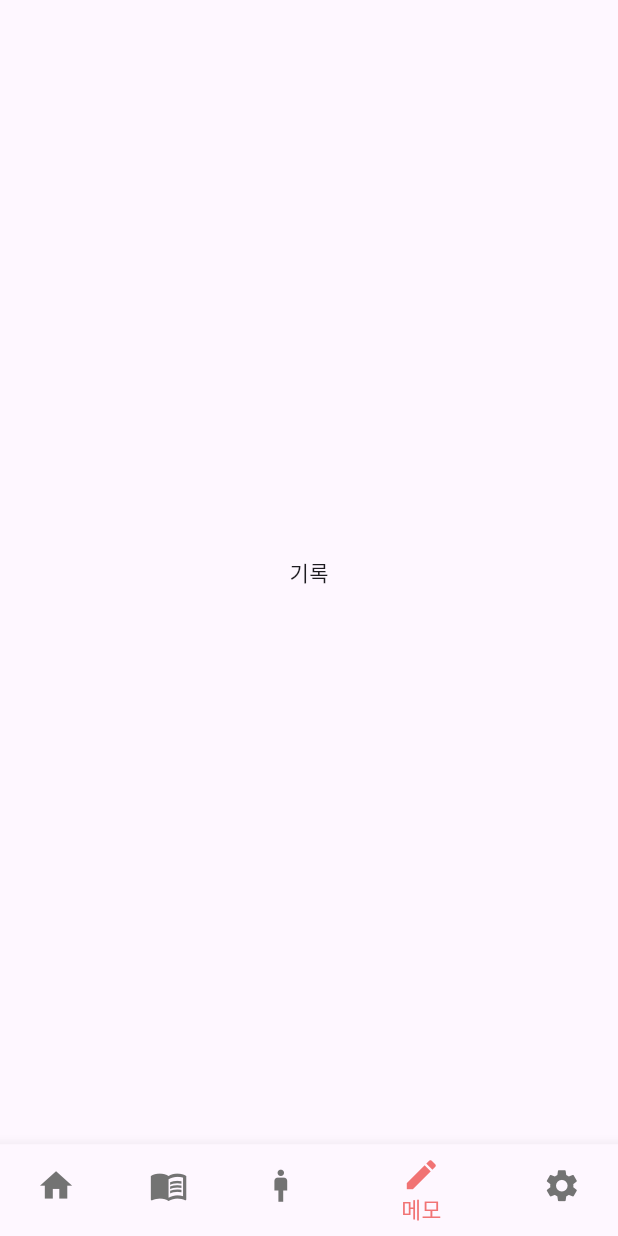
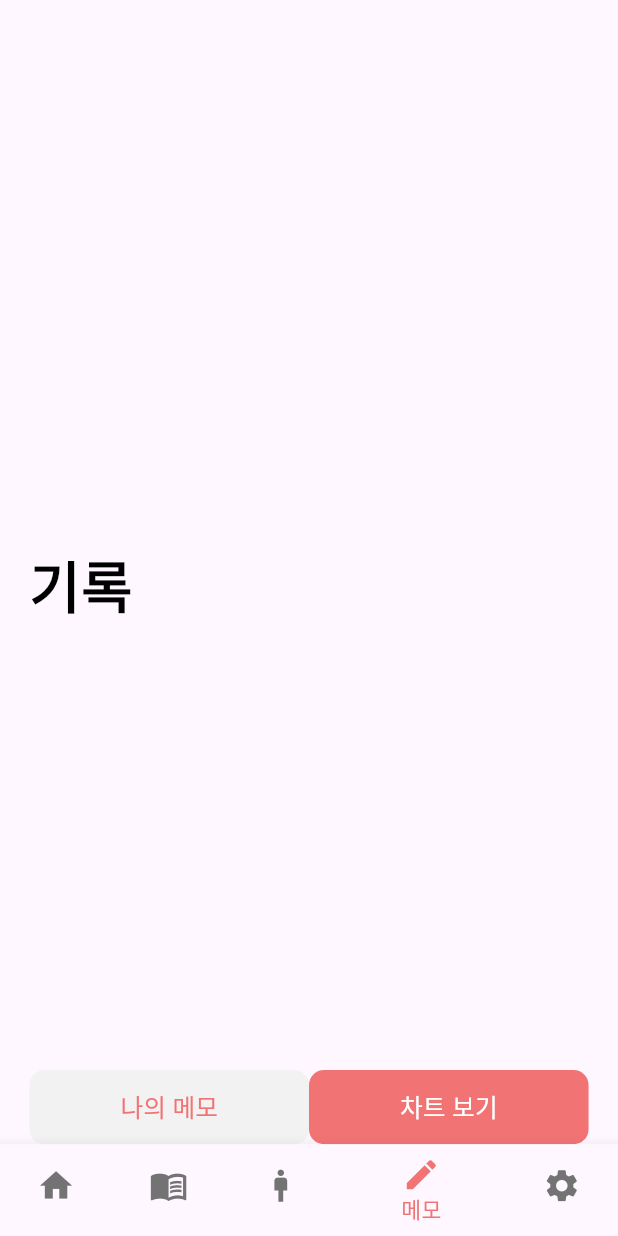
Before and after one commit to yoon-0409/pr30ject, a Flutter app: the screen it shows after launch, item 4 of the bottom bar chosen, on a phone screen of 412 x 824 dp. Run offline on Flutter 3.47's test engine with Material 3 defaults, Android fonts, the light colour scheme and no system bars; missing offline and left inert: dart:ffi; Roboto replaces fonts that are missing (Pretendard).

Commit message:
기록 페이지 연동

```diff
--- a/lib/page_resources/memo_page_resources/memo_screen.dart
+++ b/lib/page_resources/memo_page_resources/memo_screen.dart
@@ -1,15 +1,119 @@
+import 'package:flutter/cupertino.dart';
 import 'package:flutter/material.dart';
 
-class MyMemo extends StatefulWidget {
-  const MyMemo({super.key});
+class MemoPage extends StatefulWidget {
+  final double paddingSize;
+
+  const MemoPage({Key? key, required this.paddingSize}) : super(key: key);
 
   @override
-  State<MyMemo> createState() => _MyMemoState();
+  State<MemoPage> createState() => _MyLibraryState();
 }
 
-class _MyMemoState extends State<MyMemo> {
+class _MyLibraryState extends State<MemoPage> {
+  int _selectedIndex = 0;
+
+  bool viewStack = false;
+
+  void _toggleButton() {
+    setState(() {
+      viewStack = !viewStack;
+    });
+  }
+
   @override
   Widget build(BuildContext context) {
-    return Container();
+    var screenSize = MediaQuery.of(context).size;
+    var paddingSize = widget.paddingSize;
+
+    final stackBookStyle = TextStyle(
+      fontSize: screenSize.height * 0.02,
+      fontWeight: FontWeight.w500,
+    );
+
+    return Scaffold(
+      appBar: AppBar(
+        actions: [],
+      ),
+      body: Container(
+        padding: EdgeInsets.fromLTRB(paddingSize, 10, paddingSize, 0),
+        child: Column(
+          children: [
+            Flexible(
+              flex: 10,
+              child: Container(
+                alignment: Alignment.centerLeft,
+                child: Text(
+                  '기록',
+                  style: TextStyle(
+                    fontSize: screenSize.height * 0.045,
+                    fontWeight: FontWeight.w800,
+                    color: Colors.black,
+                  ),
+                ),
+              ),
+            ),
+            Row(
+              children: [
+                Container(
+                  height: screenSize.height * 0.06,
+                  width: screenSize.width * 0.5 - paddingSize,
+                  child: ElevatedButton(
+                    onPressed: () {
+                      if (viewStack == false) {
+                        _toggleButton();
+                        print(viewStack);
+                      }
+                    },
+                    style: ElevatedButton.styleFrom(
+                      elevation: 0,
+                      backgroundColor:
+                          viewStack ? Color(0xfff17374) : Color(0xfff2f2f2),
+                      foregroundColor:
+                          viewStack ? Colors.white : Color(0xfff17374),
+                      shape: RoundedRectangleBorder(
+                        borderRadius: BorderRadius.circular(10),
+                      ),
+                    ),
+                    child: Text(
+                      '나의 메모',
+                      style: stackBookStyle,
+                    ),
+                  ),
+                ),
+                Container(
+                  height: screenSize.height * 0.06,
+                  width: screenSize.width * 0.5 - paddingSize,
+                  child: ElevatedButton(
+                    onPressed: () {
+                      if (viewStack == true) {
+                        _toggleButton();
+                        print(viewStack);
+                      }
+                    },
+                    style: ElevatedButton.styleFrom(
+                      elevation: 0,
+                      backgroundColor: viewStack == false
+                          ? Color(0xfff17374)
+                          : Color(0xfff2f2f2),
+                      foregroundColor: viewStack == false
+                          ? Colors.white
+                          : Color(0xfff17374),
+                      shape: RoundedRectangleBorder(
+                        borderRadius: BorderRadius.circular(10),
+                      ),
+                    ),
+                    child: Text(
+                      '차트 보기',
+                      style: stackBookStyle,
+                    ),
+                  ),
+                ),
+              ],
+            ),
+          ],
+        ),
+      ),
+    );
   }
 }
--- a/lib/src/my_app.dart
+++ b/lib/src/my_app.dart
@@ -3,6 +3,7 @@
 import 'package:flutter/material.dart';
 import 'package:pr30ject_modified/page_resources/home_page_resources/home_screen.dart';
 import 'package:pr30ject_modified/page_resources/character_page_resources/character_screen.dart';
+import 'package:pr30ject_modified/page_resources/memo_page_resources/memo_screen.dart';
 import 'package:pr30ject_modified/src/bottom_navigation_bar.dart';
 
 import '../page_resources/library_page_resources/library_screen.dart';
@@ -13,7 +14,7 @@ List screens(var paddingSize) {
     HomeMain(paddingSize: paddingSize),
     MyLibrary(paddingSize: paddingSize),
     CharacterPage(paddingSize: paddingSize),
-    Text('기록'),
+    MemoPage(paddingSize: paddingSize),
     Text('설정'),
   ];
 }
```
